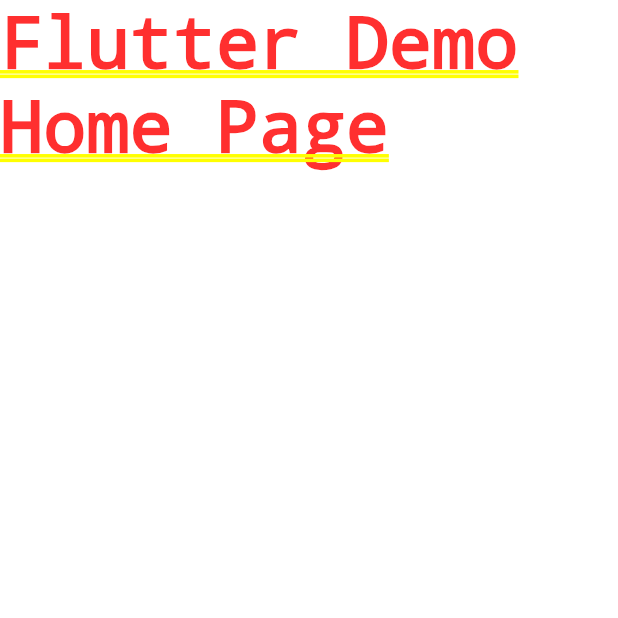
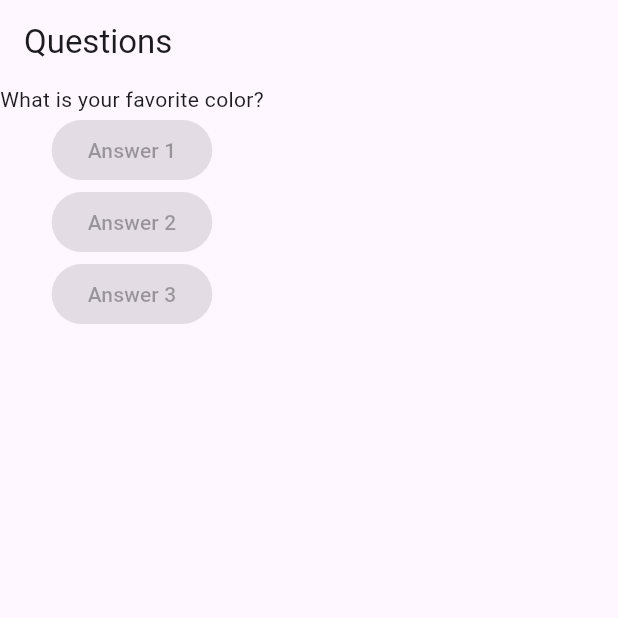
Before and after one commit to joseferreira-dev/project_questions_app, a Flutter app: the screen it shows after launch, on a phone screen of 412 x 824 dp, the top half of it. Run offline on Flutter 3.47's test engine with Material 3 defaults, Android fonts, the phone set to English and light mode, and no system bars.

Commit message:
Add new Widgets to main.dart file

```diff
--- a/lib/main.dart
+++ b/lib/main.dart
@@ -1,16 +1,42 @@
 import 'package:flutter/material.dart';
 
 void main() {
-  runApp(const QuestionsApp());
+  runApp(QuestionsApp());
 }
 
 class QuestionsApp extends StatelessWidget {
-  const QuestionsApp({super.key});
+  QuestionsApp({super.key});
+
+  final List<String> questions = [
+    'What is your favorite color?',
+    'What is your favorite animal?',
+  ];
 
   @override
   Widget build(BuildContext context) {
-    return const MaterialApp(
-      home: Text('Flutter Demo Home Page'),
+    return MaterialApp(
+      home: Scaffold(
+        appBar: AppBar(
+          title: const Text('Questions'),
+        ),
+        body: Column(
+          children: [
+            Text(questions[0]),
+            const ElevatedButton(
+              onPressed: null,
+              child: Text('Answer 1'),
+            ),
+            const ElevatedButton(
+              onPressed: null,
+              child: Text('Answer 2'),
+            ),
+            const ElevatedButton(
+              onPressed: null,
+              child: Text('Answer 3'),
+            ),
+          ],
+        ),
+      ),
     );
   }
 }
```
